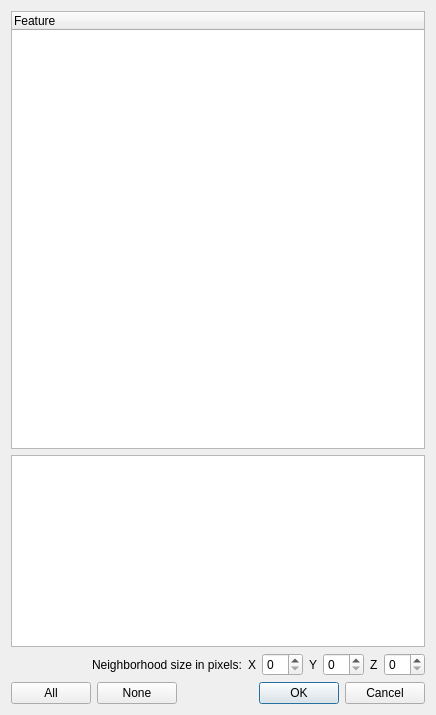
The window that ilastik/applets/objectExtraction/featureSelectionWithHelp.ui (ilastik/ilastik) describes before a commit, drawn with Qt 5.
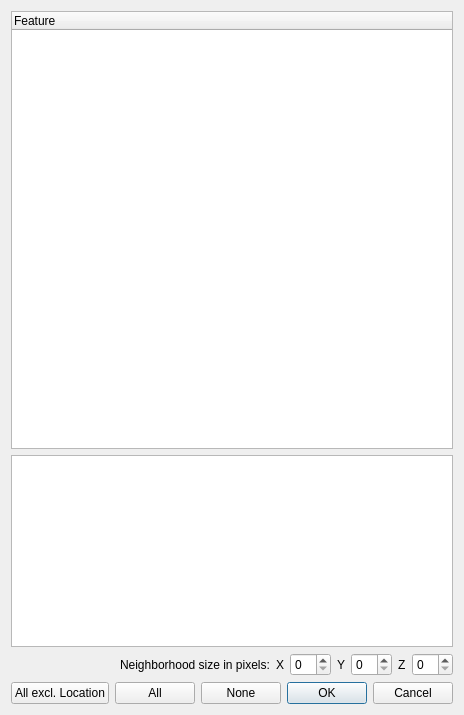
The same window after the commit.

Commit message:
Added button to select all features excluding location based ones
fixes #1536

Diff of the .ui file:
```diff
--- a/ilastik/applets/objectExtraction/featureSelectionWithHelp.ui
+++ b/ilastik/applets/objectExtraction/featureSelectionWithHelp.ui
@@ -101,6 +101,13 @@
    </item>
    <item>
     <layout class="QHBoxLayout" name="horizontalLayout_2">
+     <item>
+      <widget class="QPushButton" name="allButLocationButton">
+       <property name="text">
+        <string>All excl. Location</string>
+       </property>
+      </widget>
+     </item>
      <item>
       <widget class="QPushButton" name="allButton">
        <property name="text">
```
The commit also changes 1 other file.
